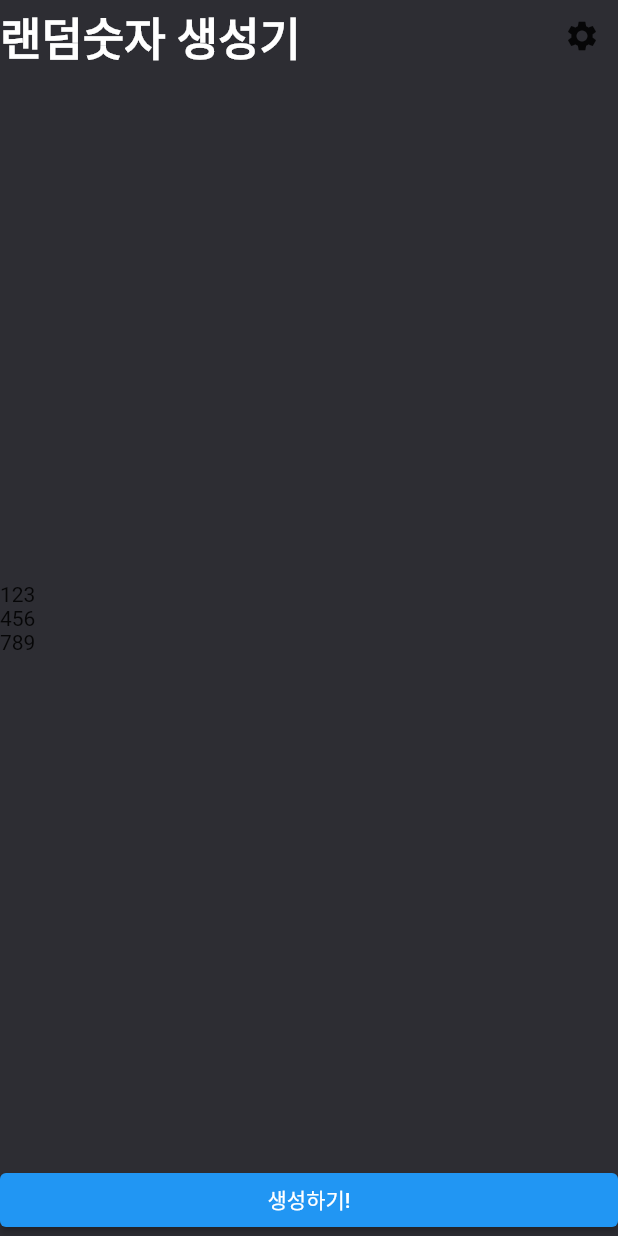
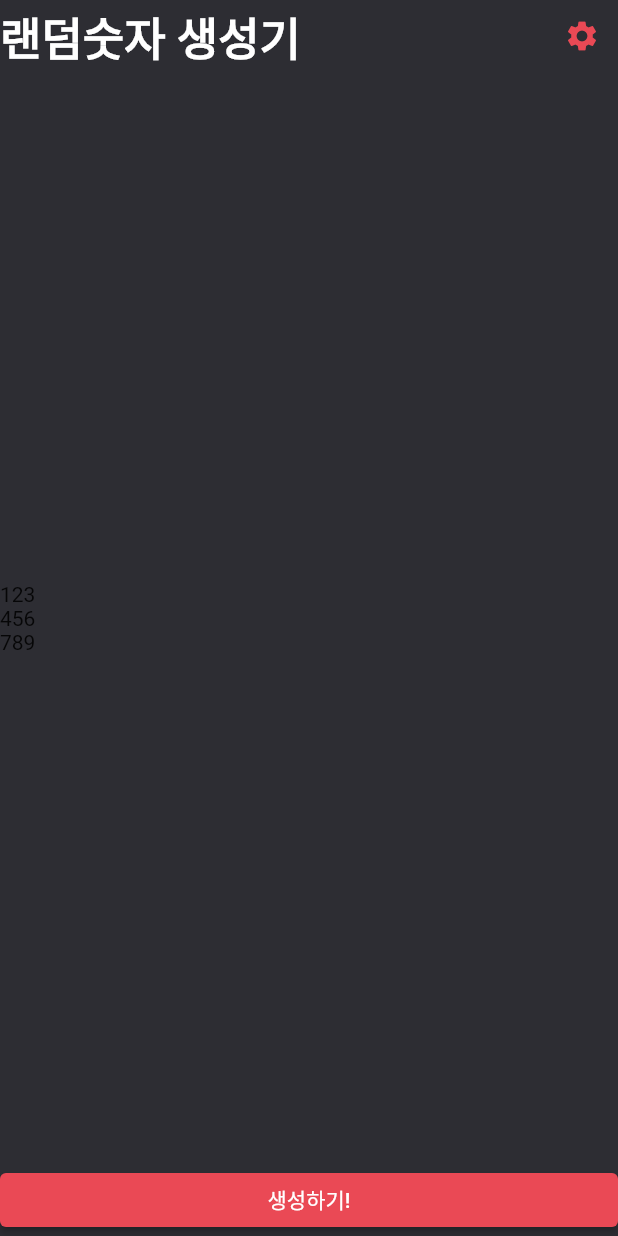
Before and after one commit to sweetswift/random_number, a Flutter app: the screen it shows after launch, on a phone screen of 412 x 824 dp. Run offline on Flutter 3.47's test engine with Material 2 defaults, Android fonts, the phone set to English and light mode, and no system bars.

Commit message:
Modify: 버튼 컬러 변경

```diff
--- a/lib/screen/home_screen.dart
+++ b/lib/screen/home_screen.dart
@@ -31,6 +31,7 @@ class _HomeScreenState extends State<HomeScreen> {
               onPressed: () {},
               icon: Icon(
                 Icons.settings,
+                color: RED_COLOR,
               ),
             ),
           ],
@@ -48,6 +49,9 @@ class _HomeScreenState extends State<HomeScreen> {
         SizedBox(
           width: double.infinity,
           child: ElevatedButton(
+            style: ElevatedButton.styleFrom(
+              backgroundColor: RED_COLOR
+            ),
             onPressed: () {},
             child: Text('생성하기!'),
           ),
```
